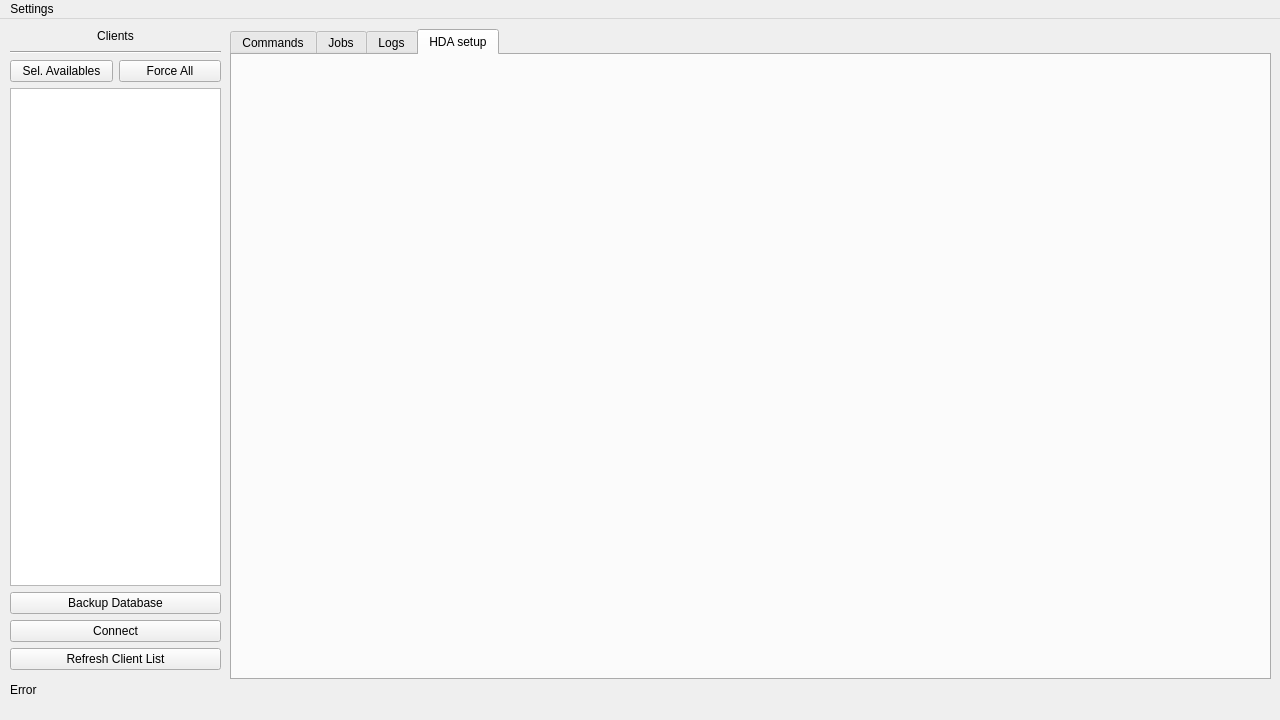
Above: Qt/adminclient.ui from capoomgit/opus before the change. Below: the same form after it.
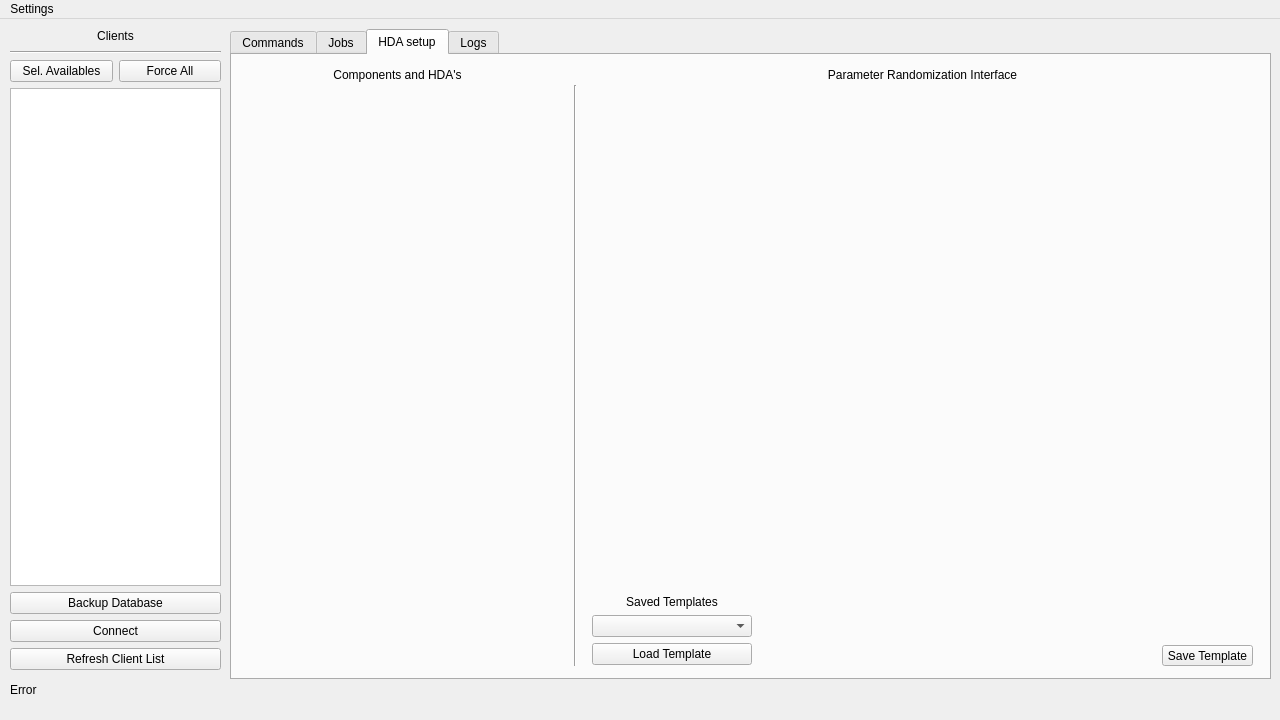
That is the form after the change. The open tabs and pages were chosen to show the change.

Commit message: Added - Parameter tab groundwork

```diff
--- a/Qt/adminclient.ui
+++ b/Qt/adminclient.ui
@@ -48,7 +48,7 @@
         <string notr="true"/>
        </property>
        <property name="currentIndex">
-        <number>0</number>
+        <number>2</number>
        </property>
        <widget class="QWidget" name="commands">
         <attribute name="title">
@@ -256,6 +256,16 @@
             </property>
            </spacer>
           </item>
+          <item>
+           <widget class="QCheckBox" name="checkbox_startingstatus_cache">
+            <property name="text">
+             <string>Immidiately start the job</string>
+            </property>
+            <property name="checked">
+             <bool>true</bool>
+            </property>
+           </widget>
+          </item>
           <item>
            <layout class="QHBoxLayout" name="horizontalLayout_3">
             <item>
@@ -732,6 +742,129 @@
          </layout>
         </widget>
        </widget>
+       <widget class="QWidget" name="hda_params">
+        <attribute name="title">
+         <string>HDA setup</string>
+        </attribute>
+        <widget class="QWidget" name="verticalLayoutWidget_7">
+         <property name="geometry">
+          <rect>
+           <x>360</x>
+           <y>540</y>
+           <width>160</width>
+           <height>71</height>
+          </rect>
+         </property>
+         <layout class="QVBoxLayout" name="verticalLayout_6">
+          <item>
+           <widget class="QLabel" name="saved_templates">
+            <property name="sizePolicy">
+             <sizepolicy hsizetype="Preferred" vsizetype="Fixed">
+              <horstretch>0</horstretch>
+              <verstretch>0</verstretch>
+             </sizepolicy>
+            </property>
+            <property name="text">
+             <string>Saved Templates</string>
+            </property>
+            <property name="alignment">
+             <set>Qt::AlignCenter</set>
+            </property>
+           </widget>
+          </item>
+          <item>
+           <widget class="QComboBox" name="comboBox"/>
+          </item>
+          <item>
+           <widget class="QPushButton" name="pushButton">
+            <property name="text">
+             <string>Load Template</string>
+            </property>
+           </widget>
+          </item>
+         </layout>
+        </widget>
+        <widget class="QPushButton" name="pushButton_2">
+         <property name="geometry">
+          <rect>
+           <x>930</x>
+           <y>590</y>
+           <width>91</width>
+           <height>21</height>
+          </rect>
+         </property>
+         <property name="text">
+          <string>Save Template</string>
+         </property>
+        </widget>
+        <widget class="QWidget" name="horizontalLayoutWidget_3">
+         <property name="geometry">
+          <rect>
+           <x>10</x>
+           <y>30</y>
+           <width>311</width>
+           <height>581</height>
+          </rect>
+         </property>
+         <layout class="QHBoxLayout" name="componentsLayout"/>
+        </widget>
+        <widget class="QWidget" name="horizontalLayoutWidget_4">
+         <property name="geometry">
+          <rect>
+           <x>360</x>
+           <y>30</y>
+           <width>661</width>
+           <height>501</height>
+          </rect>
+         </property>
+         <layout class="QHBoxLayout" name="parmLayout"/>
+        </widget>
+        <widget class="QLabel" name="label_4">
+         <property name="geometry">
+          <rect>
+           <x>10</x>
+           <y>10</y>
+           <width>311</width>
+           <height>20</height>
+          </rect>
+         </property>
+         <property name="text">
+          <string>Components and HDA's</string>
+         </property>
+         <property name="alignment">
+          <set>Qt::AlignCenter</set>
+         </property>
+        </widget>
+        <widget class="QLabel" name="label_15">
+         <property name="geometry">
+          <rect>
+           <x>360</x>
+           <y>10</y>
+           <width>661</width>
+           <height>20</height>
+          </rect>
+         </property>
+         <property name="text">
+          <string>Parameter Randomization Interface</string>
+         </property>
+         <property name="alignment">
+          <set>Qt::AlignCenter</set>
+         </property>
+        </widget>
+        <widget class="Line" name="line_2">
+         <property name="geometry">
+          <rect>
+           <x>323</x>
+           <y>30</y>
+           <width>41</width>
+           <height>581</height>
+          </rect>
+         </property>
+         <property name="orientation">
+          <enum>Qt::Vertical</enum>
+         </property>
+        </widget>
+       </widget>
        <widget class="QWidget" name="logs">
         <attribute name="title">
          <string>Logs</string>
@@ -747,11 +880,6 @@
          </property>
         </widget>
        </widget>
-       <widget class="QWidget" name="hda_params">
-        <attribute name="title">
-         <string>HDA setup</string>
-        </attribute>
-       </widget>
       </widget>
      </item>
     </layout>
```
The commit also changes 6 other files.
